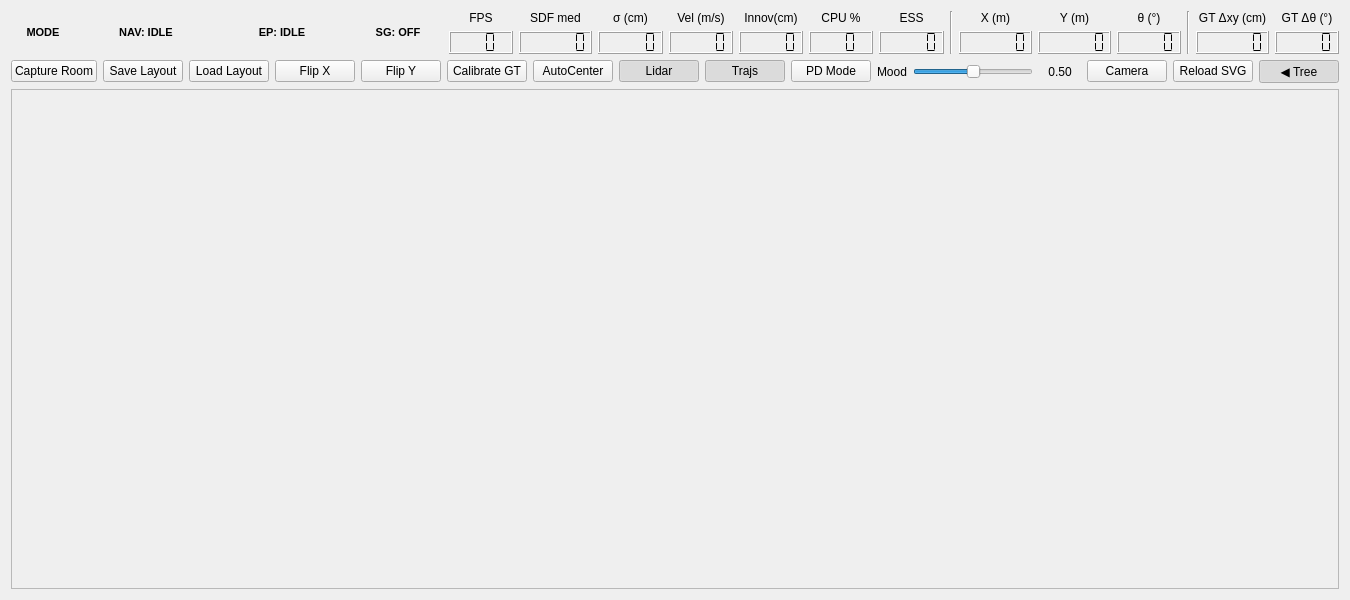
First picture: the form in ainf_slamo/src/mainUI.ui, repository pbustos/beta-robotica-class, before the edit.
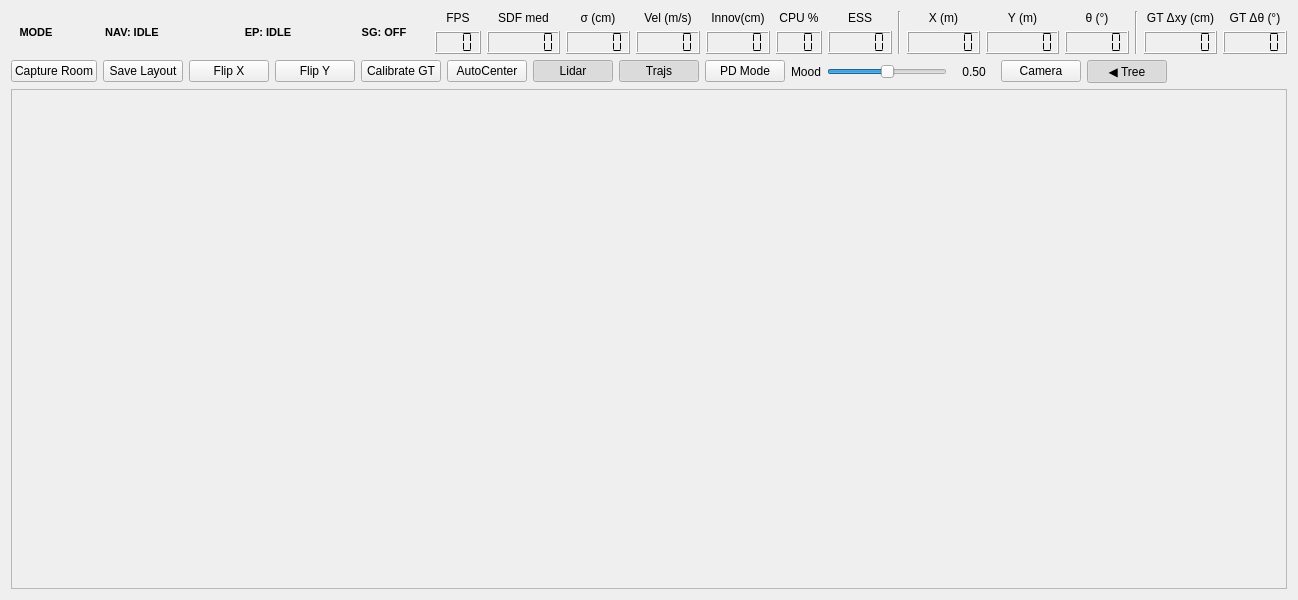
Second picture: the form after the edit.

Patch:
```diff
--- a/ainf_slamo/src/mainUI.ui
+++ b/ainf_slamo/src/mainUI.ui
@@ -329,11 +329,6 @@
          <property name="text"><string>Save Layout</string></property>
         </widget>
        </item>
-       <item>
-        <widget class="QPushButton" name="pushButton_loadLayout">
-         <property name="text"><string>Load Layout</string></property>
-        </widget>
-       </item>
        <item>
         <widget class="QPushButton" name="pushButton_flipX">
          <property name="text"><string>Flip X</string></property>
@@ -426,12 +421,6 @@
          <property name="toolTip"><string>Open live camera view</string></property>
         </widget>
        </item>
-       <item>
-        <widget class="QPushButton" name="pushButton_reloadSVG">
-         <property name="text"><string>Reload SVG</string></property>
-         <property name="toolTip"><string>Reload all meshes from SVG file (clears fitted overrides)</string></property>
-        </widget>
-       </item>
        <item>
         <widget class="QPushButton" name="pushButton_toggleTree">
          <property name="text"><string>◀ Tree</string></property>
```
